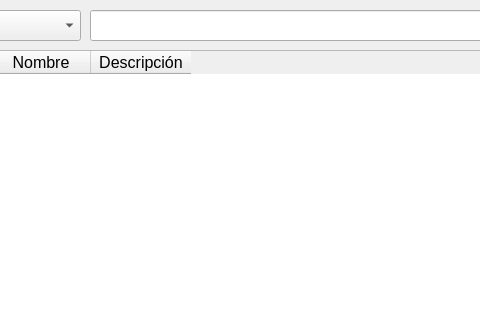
Old version of the form edit_objeto_grafico_dialog_base.ui in the repository sykCatastro/qgis; both pictures show x 120 to 600 and y 0 to 320 of the 930 by 439 pixel window.
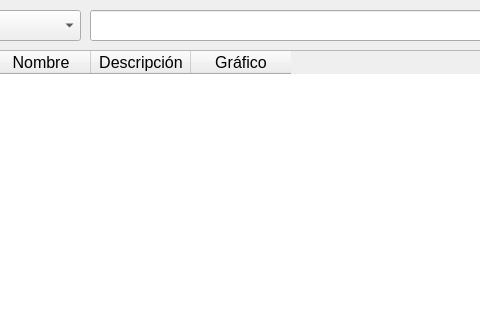
New version of the form.

Diff of the .ui file:
```diff
--- a/edit_objeto_grafico_dialog_base.ui
+++ b/edit_objeto_grafico_dialog_base.ui
@@ -191,6 +191,11 @@
      <string>Descripción</string>
     </property>
    </column>
+   <column>
+    <property name="text">
+     <string>Gráfico</string>
+    </property>
+   </column>
   </widget>
   <widget class="QLabel" name="labelResultados">
    <property name="geometry">
```
